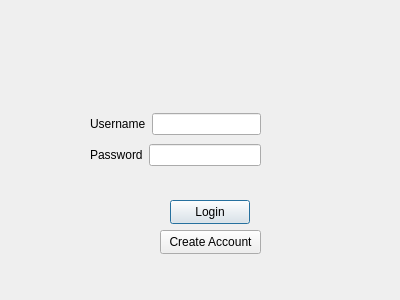
This is Tax_Shopping_Calculator/login.ui in AndyVera/CPSC_254_Tax_Shopping_Calculator as Qt 5 draws it before an edit. The edited form follows.
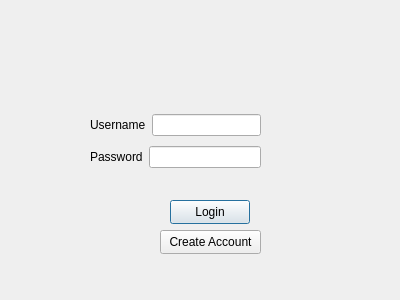
This is the edited form.

The edit to the form file:
```diff
--- a/Tax_Shopping_Calculator/login.ui
+++ b/Tax_Shopping_Calculator/login.ui
@@ -49,13 +49,13 @@
       <string>Create Account</string>
      </property>
     </widget>
-    <widget class="QWidget" name="">
+    <widget class="QWidget" name="layoutWidget">
      <property name="geometry">
       <rect>
        <x>10</x>
        <y>40</y>
        <width>171</width>
-       <height>60</height>
+       <height>62</height>
       </rect>
      </property>
      <layout class="QVBoxLayout" name="verticalLayout">
```
Left out of the diff: 2 changed lines with no effect on the pictures.
